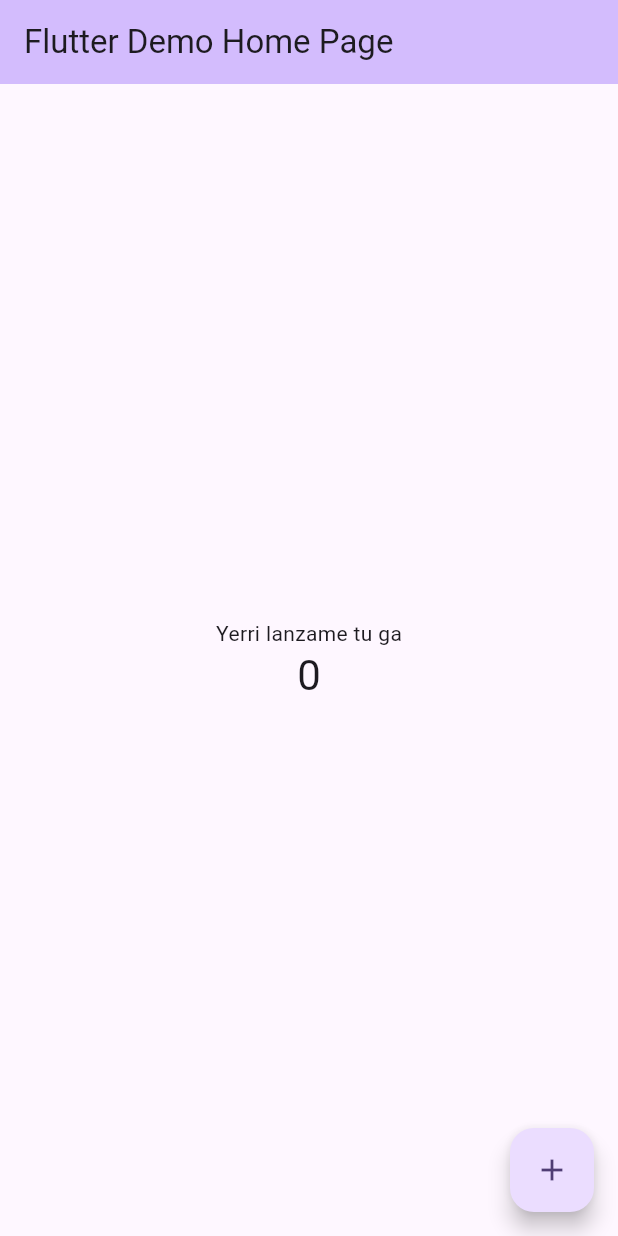
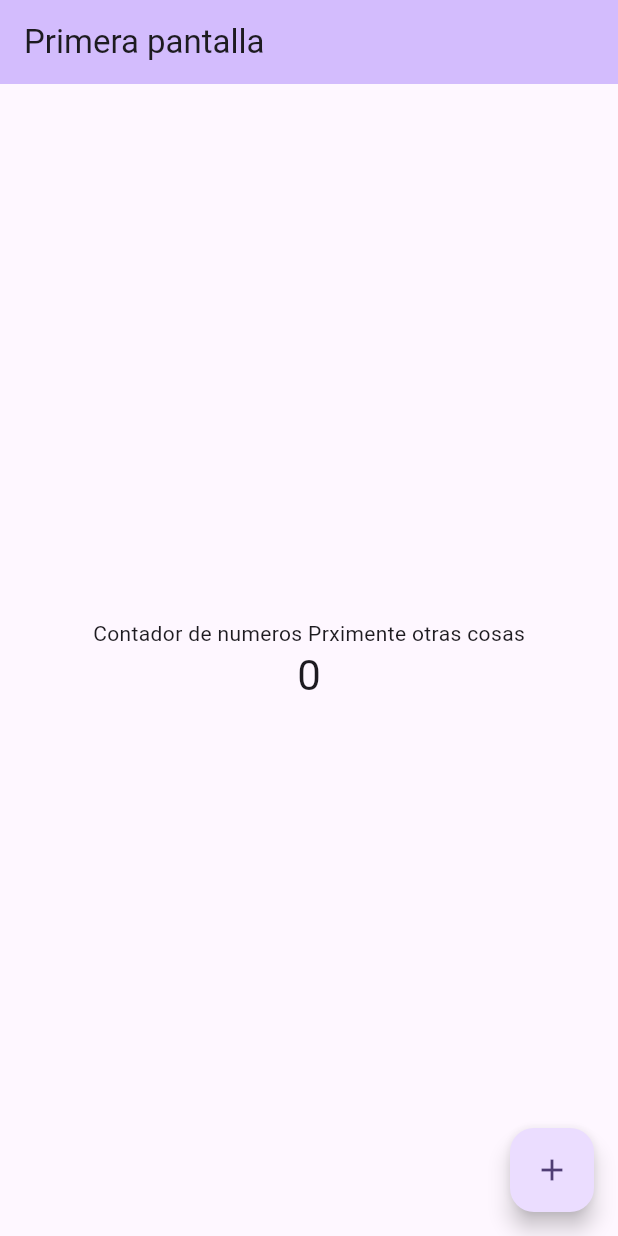
Before and after one commit to edwargreoz/flutter_lambayeque_seguro, a Flutter app: the screen it shows after launch, on a phone screen of 412 x 824 dp. Run offline on Flutter 3.47's test engine with Material 3 defaults, Android fonts, the phone set to English and light mode, and no system bars.

Commit message:
Pruevas de main - usar la estrucutra definida para el Frontend. En caso de hacer modificaciones hacer los comentarios - EdwarGreoz

```diff
--- a/lib/main.dart
+++ b/lib/main.dart
@@ -30,7 +30,7 @@ class MyApp extends StatelessWidget {
         // tested with just a hot reload.
         colorScheme: ColorScheme.fromSeed(seedColor: Colors.deepPurple),
       ),
-      home: const MyHomePage(title: 'Flutter Demo Home Page'),
+      home: const MyHomePage(title: 'Primera pantalla'),
     );
   }
 }
@@ -104,7 +104,7 @@ class _MyHomePageState extends State<MyHomePage> {
           // wireframe for each widget.
           mainAxisAlignment: MainAxisAlignment.center,
           children: <Widget>[
-            const Text('Yerri lanzame tu ga'),
+            const Text('Contador de numeros Prximente otras cosas'),
             Text(
               '$_counter',
               style: Theme.of(context).textTheme.headlineMedium,
```
